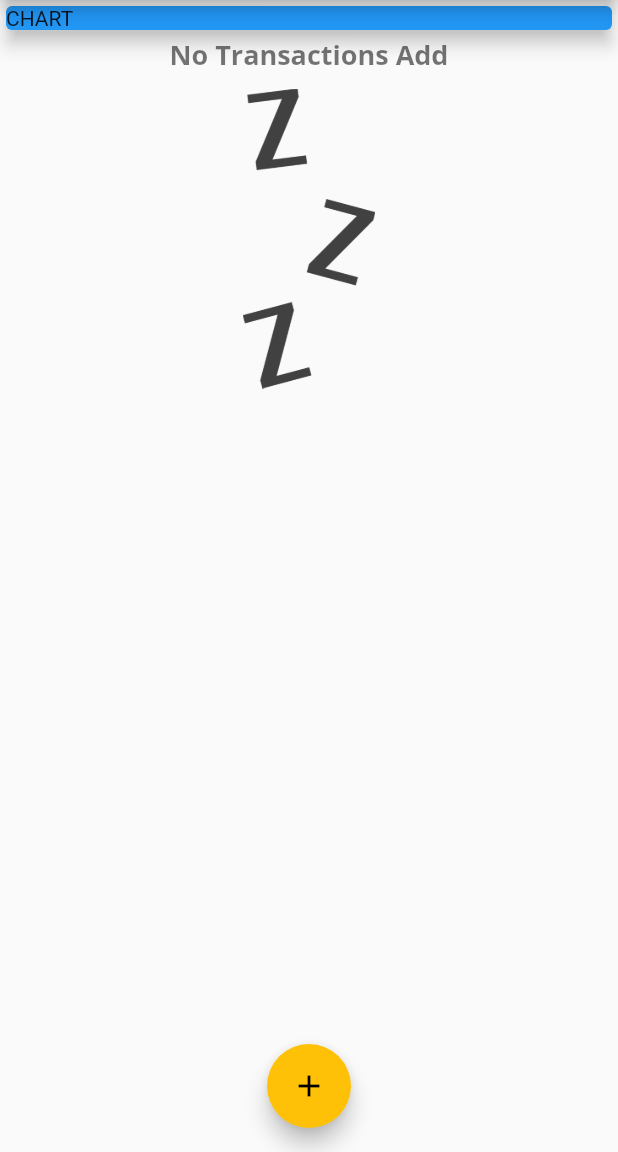
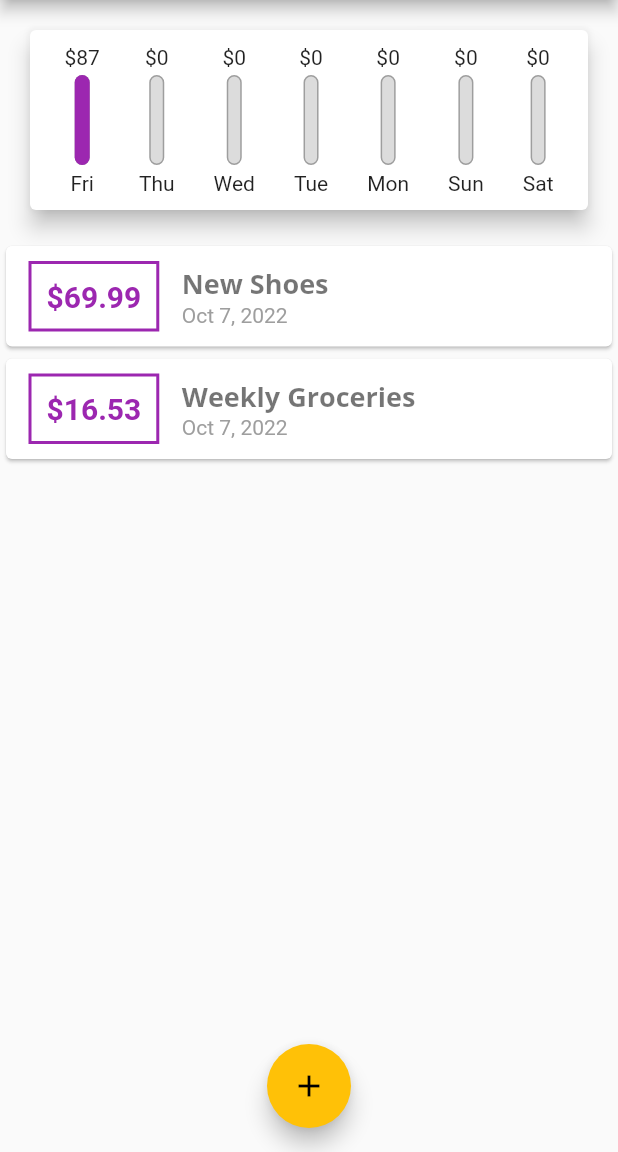
Before and after one commit to hamzahabdo/persoal_expenses, a Flutter app: the screen it shows after launch, on a phone screen of 412 x 824 dp, the part 84-1236 px from its top. Run offline on Flutter 3.47's test engine with Material 2 defaults, Android fonts, the phone set to English and light mode, and no system bars.

Commit message:
Add: Add Main Chart

```diff
--- a/lib/main.dart
+++ b/lib/main.dart
@@ -1,5 +1,6 @@
 import 'package:flutter/material.dart';
 import 'package:persoal_expenses/models/transaction.dart';
+import 'package:persoal_expenses/widgets/chart.dart';
 import 'package:persoal_expenses/widgets/new_transaction.dart';
 import './widgets/transaction_list.dart';
 
@@ -50,19 +51,31 @@
   // String titleInput;
   // String amountInput;
   final List<Transaction> _userTransactions = [
-    // Transaction(
-    //   id: 't1',
-    //   title: 'New Shoes',
-    //   amount: 69.99,
-    //   date: DateTime.now(),
-    // ),
-    // Transaction(
-    //   id: 't2',
-    //   title: 'Weekly Groceries',
-    //   amount: 16.53,
-    //   date: DateTime.now(),
-    // ),
+    Transaction(
+      id: 't1',
+      title: 'New Shoes',
+      amount: 69.99,
+      date: DateTime.now(),
+    ),
+    Transaction(
+      id: 't2',
+      title: 'Weekly Groceries',
+      amount: 16.53,
+      date: DateTime.now(),
+    ),
   ];
+
+  List<Transaction> get _recentTransactions {
+    return _userTransactions.where(
+      (tx) {
+        return tx.date.isAfter(
+          DateTime.now().subtract(
+            Duration(days: 7),
+          ),
+        );
+      },
+    ).toList();
+  }
 
   void _addNewTransaction(String txTitle, double txAmount) {
     final newTx = Transaction(
@@ -109,14 +122,7 @@
           // mainAxisAlignment: MainAxisAlignment.spaceAround,
           crossAxisAlignment: CrossAxisAlignment.stretch,
           children: <Widget>[
-            Container(
-              width: double.infinity,
-              child: Card(
-                color: Colors.blue,
-                child: Text("CHART"),
-                elevation: 5,
-              ),
-            ),
+            Chart(_recentTransactions),
             TransactionList(_userTransactions),
           ],
         ),
--- /dev/null
+++ b/lib/widgets/chart.dart
@@ -0,0 +1,60 @@
+import "package:flutter/material.dart";
+import 'package:intl/intl.dart';
+import './chart_bar.dart';
+import 'package:persoal_expenses/models/transaction.dart';
+
+class Chart extends StatelessWidget {
+  final List<Transaction> recentTransactions;
+  Chart(this.recentTransactions);
+
+  List<Map<String, Object>> get groupedTransactionValues {
+    return List.generate(
+      7,
+      (index) {
+        final weekDay = DateTime.now().subtract(Duration(days: index));
+        var totalSum = 0.0;
+        for (var i = 0; i < recentTransactions.length; i++) {
+          print(recentTransactions[i].date);
+          if (recentTransactions[i].date.day == weekDay.day &&
+              recentTransactions[i].date.month == weekDay.month &&
+              recentTransactions[i].date.year == weekDay.year) {
+            totalSum += recentTransactions[i].amount;
+          }
+        }
+
+        return {'day': DateFormat.E().format(weekDay), 'amount': totalSum};
+      },
+    );
+  }
+
+  double get totalSpending {
+    return groupedTransactionValues.fold(0.0, (sum, item) {
+      return sum + (item['amount'] as double);
+    });
+  }
+
+  @override
+  Widget build(BuildContext context) {
+    return Card(
+        elevation: 6,
+        margin: EdgeInsets.all(20),
+        child: Padding(
+          padding: EdgeInsets.all(10),
+          child: Row(
+            mainAxisAlignment: MainAxisAlignment.spaceAround,
+            children: groupedTransactionValues.map((data) {
+              return Flexible(
+                fit: FlexFit.loose,
+                child: ChartBar(
+                  data['day'].toString(),
+                  (data['amount'] as double),
+                  totalSpending == 0.0
+                      ? 0.0
+                      : (data['amount'] as double) / totalSpending,
+                ),
+              );
+            }).toList(),
+          ),
+        ));
+  }
+}
--- /dev/null
+++ b/lib/widgets/chart_bar.dart
@@ -0,0 +1,50 @@
+import 'package:flutter/material.dart';
+
+class ChartBar extends StatelessWidget {
+  final String label;
+  final double spendingAmount;
+  final double spendingPctOfTotal;
+
+  ChartBar(this.label, this.spendingAmount, this.spendingPctOfTotal);
+  @override
+  Widget build(BuildContext context) {
+    return Column(
+      children: [
+        FittedBox(
+          child: Text('\$${spendingAmount.toStringAsFixed(0)}'),
+        ),
+        SizedBox(
+          height: 4,
+        ),
+        Container(
+          height: 60,
+          width: 10,
+          child: Stack(
+            children: <Widget>[
+              Container(
+                decoration: BoxDecoration(
+                  border: Border.all(color: Colors.grey, width: 1.0),
+                  color: Color.fromRGBO(220, 220, 220, 1),
+                  borderRadius: BorderRadius.circular(10),
+                ),
+              ),
+              FractionallySizedBox(
+                heightFactor: spendingPctOfTotal,
+                child: Container(
+                  decoration: BoxDecoration(
+                    color: Theme.of(context).primaryColor,
+                    borderRadius: BorderRadius.circular(10),
+                  ),
+                ),
+              ),
+            ],
+          ),
+        ),
+        SizedBox(
+          height: 4,
+        ),
+        Text(label),
+      ],
+    );
+  }
+}
```
